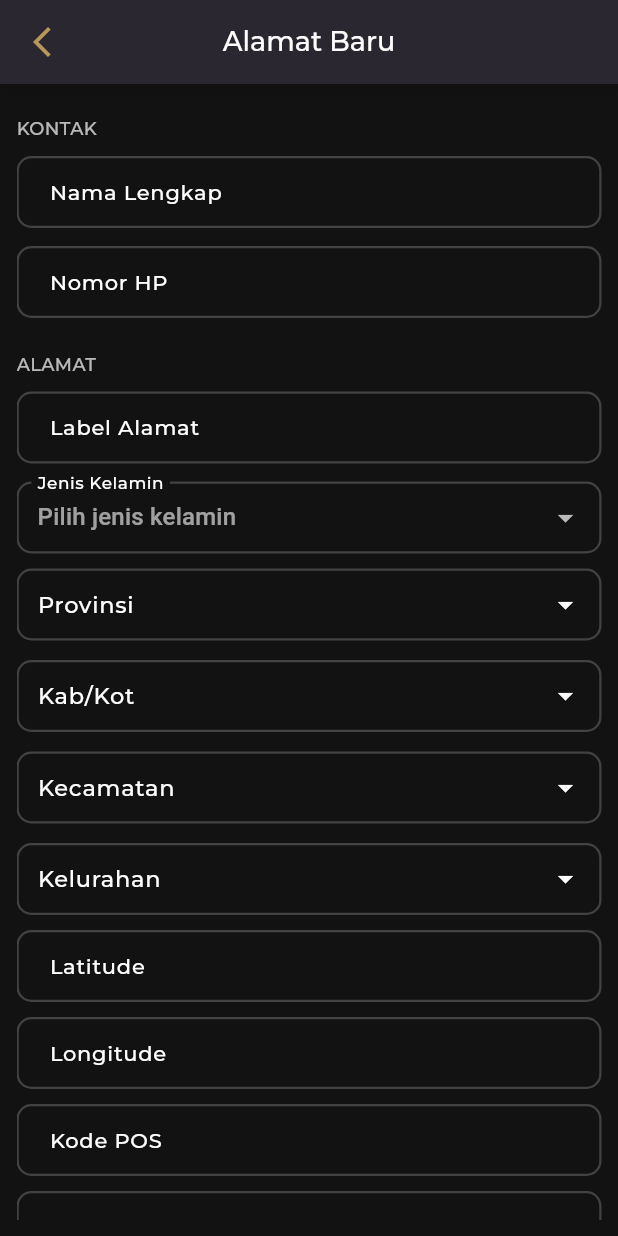
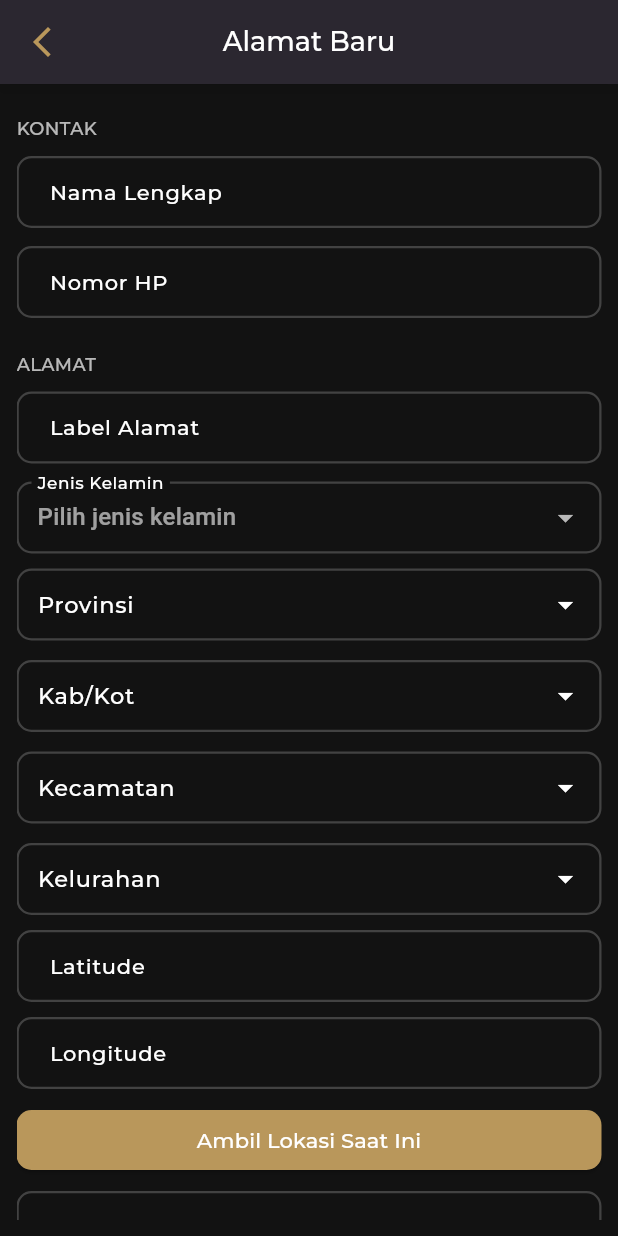
Before and after one commit to akbarginanjar/Mobile-Apss-matrial.id, a Flutter app: the AlamatScreen screen opened directly, on a phone screen of 412 x 824 dp. Run offline on Flutter 3.47's test engine with Material 3 defaults, Android fonts, the phone set to English and light mode, and no system bars; drawn by our look-alikes of dropdown_search; our stand-ins replace carousel_slider, file_picker, flutter_easyloading, geolocator, get, get_storage and 4 more; accounts and stored records are empty; network calls fail.

Commit message:
fix(card untuk kamu, latltong alamat) : perbaikan alamat

```diff
--- a/lib/balanja_app/controllers/alamat_controller.dart
+++ b/lib/balanja_app/controllers/alamat_controller.dart
@@ -1,3 +1,4 @@
+import 'package:geolocator/geolocator.dart';
 import 'package:mobile_balanja_id/balanja_app/global_resource.dart';
 import 'package:mobile_balanja_id/balanja_app/models/alamat_model.dart';
 
@@ -11,6 +12,12 @@ class AlamatController extends GetxController {
   int? selectKecamatan;
   int? selectKelurahan;
   var selectedJenisALamat = 'Pilih Jenis Alamat'.obs;
+
+  var lat = "".obs;
+  var long = "".obs;
+
+  final latC = TextEditingController();
+  final longC = TextEditingController();
 
   // Daftar item dropdown
   final List<String> genderList = ["Laki-laki", "Perempuan"];
@@ -53,6 +60,53 @@ class AlamatController extends GetxController {
   void onInit() {
     super.onInit();
     fetchProvinces();
+    // Worker untuk update hanya ketika value berubah (AMANN)
+    ever(lat, (_) {
+      latC.text = lat.value;
+    });
+    ever(long, (_) {
+      longC.text = long.value;
+    });
+  }
+
+  Future<void> getLocation() async {
+    try {
+      // 1. Cek apakah lokasi aktif
+      bool serviceEnabled = await Geolocator.isLocationServiceEnabled();
+      if (!serviceEnabled) {
+        Get.snackbar("Lokasi Mati", "Nyalakan GPS Anda");
+        return;
+      }
+
+      // 2. Cek permission
+      LocationPermission permission = await Geolocator.checkPermission();
+      if (permission == LocationPermission.denied) {
+        permission = await Geolocator.requestPermission();
+        if (permission == LocationPermission.denied) {
+          Get.snackbar("Ditolak", "Izin lokasi perlu diaktifkan");
+          return;
+        }
+      }
+
+      if (permission == LocationPermission.deniedForever) {
+        Get.snackbar(
+          "Ditolak Permanen",
+          "Aktifkan izin lokasi di Pengaturan HP Anda",
+        );
+        return;
+      }
+
+      // 3. Ambil posisi
+      final pos = await Geolocator.getCurrentPosition(
+        desiredAccuracy: LocationAccuracy.high,
+      );
+
+      // 4. Set nilai ke state GetX
+      lat.value = pos.latitude.toString();
+      long.value = pos.longitude.toString();
+    } catch (e) {
+      Get.snackbar("Error", e.toString());
+    }
   }
 
   Future<List<Province>> fetchProvinces() async {
--- a/lib/balanja_app/views/alamat_screen/screen.dart
+++ b/lib/balanja_app/views/alamat_screen/screen.dart
@@ -11,8 +11,6 @@ class AlamatScreen extends StatelessWidget {
   TextEditingController labelAlamat = TextEditingController();
   TextEditingController detailAlamat = TextEditingController();
   TextEditingController catatan = TextEditingController();
-  TextEditingController lat = TextEditingController();
-  TextEditingController long = TextEditingController();
   TextEditingController kodepos = TextEditingController();
   final GlobalKey<FormState> form = GlobalKey<FormState>();
   AlamatScreen({super.key});
@@ -252,26 +250,41 @@ class AlamatScreen extends StatelessWidget {
               }),
               const SizedBox(height: 10),
               TextFormField(
-                controller: lat,
-                decoration: InputDecoration(
-                  label: const Padding(
+                controller: alamatController.latC,
+                decoration: const InputDecoration(
+                  label: Padding(
                     padding: EdgeInsets.only(left: 8),
                     child: Text('Latitude', style: TextStyle(fontSize: 14)),
                   ),
-                  fillColor: primary,
+                ),
+              ),
+
+              const SizedBox(height: 10),
+
+              TextFormField(
+                controller: alamatController.longC,
+                decoration: const InputDecoration(
+                  label: Padding(
+                    padding: EdgeInsets.only(left: 8),
+                    child: Text('Longitude', style: TextStyle(fontSize: 14)),
+                  ),
                 ),
               ),
               const SizedBox(height: 10),
-              TextFormField(
-                controller: long,
-                decoration: InputDecoration(
-                  label: const Padding(
-                    padding: EdgeInsets.only(left: 8),
-                    child: Text('Longitude', style: TextStyle(fontSize: 14)),
+              ElevatedButton(
+                style: ElevatedButton.styleFrom(
+                  backgroundColor: primary,
+                  shape: RoundedRectangleBorder(
+                    borderRadius: BorderRadius.circular(10),
                   ),
-                  fillColor: primary,
+                ),
+                onPressed: alamatController.getLocation,
+                child: Text(
+                  "Ambil Lokasi Saat Ini",
+                  style: GoogleFonts.montserrat(color: Colors.white),
                 ),
               ),
+
               const SizedBox(height: 10),
               TextFormField(
                 controller: kodepos,
@@ -336,8 +349,8 @@ class AlamatScreen extends StatelessWidget {
                       jenisAlamat: alamatController.selectedJenisALamat
                           .toString(),
                       catatan: catatan.text,
-                      lat: lat.text,
-                      long: long.text,
+                      lat: alamatController.latC.text,
+                      long: alamatController.longC.text,
                       kodepos: kodepos.text,
                       jenisKelamin: '',
                     );
--- a/pubspec.yaml
+++ b/pubspec.yaml
@@ -46,7 +46,7 @@ dependencies:
 
   file_picker: ^8.0.4
   logger: ^2.2.0
-  geolocator: ^11.0.0
+  geolocator: ^14.0.2
 
 dev_dependencies:
   flutter_test:
```
Also changed, not shown: lib/balanja_app/views/widgets/product_card_vertical.dart (+92 -4 lines), pubspec.lock, 1 other file.
